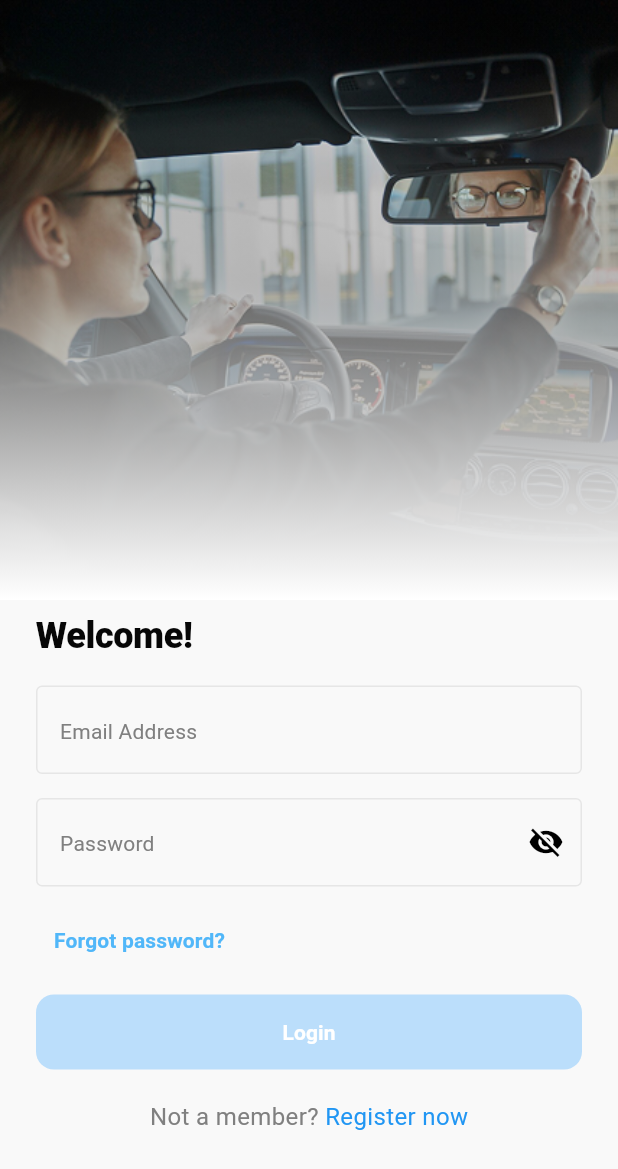
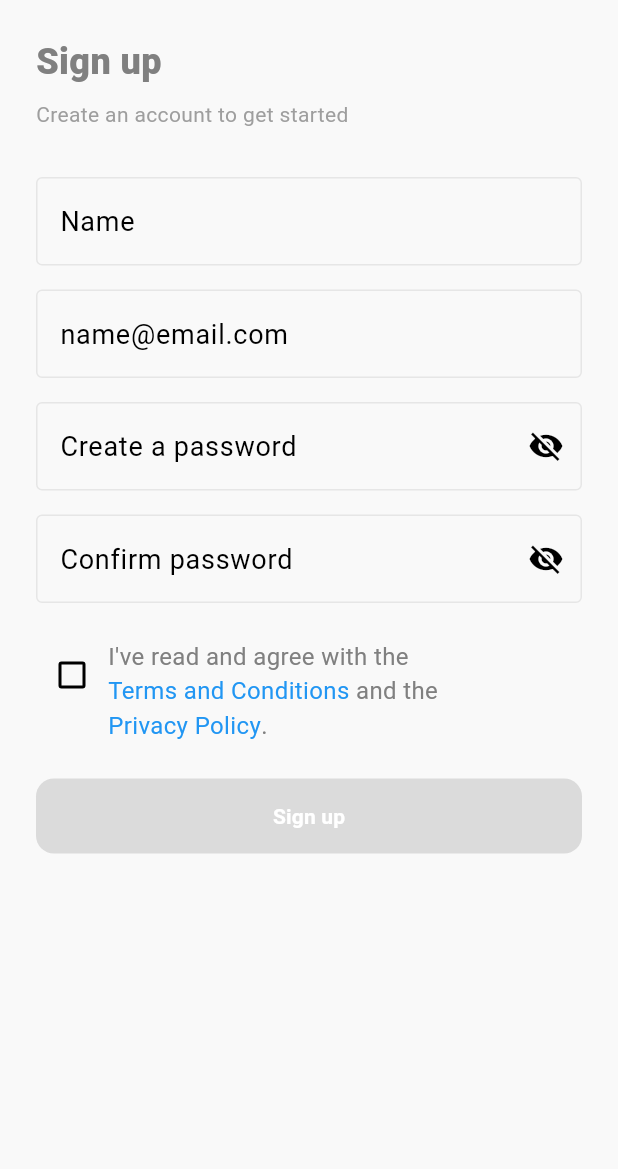
Before and after one commit to majharul-islam181/WorkBee, a Flutter app: the screen it shows after launch, on a phone screen of 412 x 824 dp. Shown: the top 1169 px of the screen. Run offline on Flutter 3.47's test engine with Material 3 defaults, Android fonts, the phone set to English and light mode, and no system bars.

Commit message:
Refactor login and sign up pages

```diff
--- a/lib/main.dart
+++ b/lib/main.dart
@@ -1,7 +1,8 @@
 import 'package:flutter/material.dart';
 import 'package:work_bee/core/theme/app_theme.dart';
 // import 'package:work_bee/home.dart';
-import 'package:work_bee/login/login_page.dart';
+import 'package:work_bee/views/login/login_page.dart';
+import 'package:work_bee/views/sign_page/signup_page.dart';
 
 void main() {
   runApp(const MyApp());
@@ -19,7 +20,8 @@
       darkTheme: AppTheme.darkTheme,
       themeMode: ThemeMode.system,
       // home: const HomePage(),
-      home: const LoginPage(),
+      // home: const LoginPage(),
+      home: const SignUpPage(),
     );
   }
 }
--- /dev/null
+++ b/lib/views/sign_page/signup_page.dart
@@ -0,0 +1,247 @@
+import 'package:flutter/material.dart';
+
+import '../ConfirmOTp/confirm_otp.dart';
+
+class SignUpPage extends StatefulWidget {
+  const SignUpPage({super.key});
+
+  @override
+  State<SignUpPage> createState() => _SignUpPageState();
+}
+
+class _SignUpPageState extends State<SignUpPage> {
+  final _formKey = GlobalKey<FormState>();
+
+  final TextEditingController _nameController = TextEditingController();
+  final TextEditingController _emailController = TextEditingController();
+  final TextEditingController _passwordController = TextEditingController();
+  final TextEditingController _confirmPasswordController =
+      TextEditingController();
+
+  bool _showPassword = false;
+  bool _showConfirmPassword = false;
+  bool _agree = false;
+
+  @override
+  Widget build(BuildContext context) {
+    return Scaffold(
+      body: SafeArea(
+        child: SingleChildScrollView(
+          padding: const EdgeInsets.symmetric(horizontal: 24, vertical: 24),
+          child: Column(
+            crossAxisAlignment: CrossAxisAlignment.start,
+            children: [
+              const Text(
+                "Sign up",
+                style: TextStyle(
+                  fontSize: 24,
+                  fontWeight: FontWeight.w800,
+                ),
+              ),
+              const SizedBox(height: 8),
+              const Text(
+                "Create an account to get started",
+                style: TextStyle(
+                  fontSize: 14,
+                  color: Colors.grey,
+                ),
+              ),
+              const SizedBox(height: 32),
+
+              // Form starts here
+              Form(
+                key: _formKey,
+                child: Column(
+                  children: [
+                    // Name
+                    TextFormField(
+                      controller: _nameController,
+                      decoration: InputDecoration(
+                        hintText: "Name",
+                        border: OutlineInputBorder(
+                          borderRadius: BorderRadius.circular(12),
+                        ),
+                      ),
+                      validator: (value) {
+                        if (value == null || value.isEmpty) {
+                          return "Name is required";
+                        }
+                        return null;
+                      },
+                    ),
+                    const SizedBox(height: 16),
+
+                    // Email
+                    TextFormField(
+                      controller: _emailController,
+                      decoration: InputDecoration(
+                        hintText: "name@email.com",
+                        border: OutlineInputBorder(
+                          borderRadius: BorderRadius.circular(12),
+                        ),
+                      ),
+                      validator: (value) {
+                        if (value == null || value.isEmpty) {
+                          return "Email is required";
+                        }
+                        final emailRegex = RegExp(
+                            r"^[\w-\.]+@([\w-]+\.)+[\w-]{2,4}$");
+                        if (!emailRegex.hasMatch(value)) {
+                          return "Enter a valid email";
+                        }
+                        return null;
+                      },
+                    ),
+                    const SizedBox(height: 16),
+
+                    // Password
+                    TextFormField(
+                      controller: _passwordController,
+                      obscureText: !_showPassword,
+                      decoration: InputDecoration(
+                        hintText: "Create a password",
+                        border: OutlineInputBorder(
+                          borderRadius: BorderRadius.circular(12),
+                        ),
+                        suffixIcon: IconButton(
+                          icon: Icon(
+                            _showPassword
+                                ? Icons.visibility
+                                : Icons.visibility_off,
+                          ),
+                          onPressed: () {
+                            setState(() {
+                              _showPassword = !_showPassword;
+                            });
+                          },
+                        ),
+                      ),
+                      validator: (value) {
+                        if (value == null || value.isEmpty) {
+                          return "Password is required";
+                        }
+                        if (value.length < 6) {
+                          return "Password must be at least 6 characters";
+                        }
+                        return null;
+                      },
+                    ),
+                    const SizedBox(height: 16),
+
+                    // Confirm Password
+                    TextFormField(
+                      controller: _confirmPasswordController,
+                      obscureText: !_showConfirmPassword,
+                      decoration: InputDecoration(
+                        hintText: "Confirm password",
+                        border: OutlineInputBorder(
+                          borderRadius: BorderRadius.circular(12),
+                        ),
+                        suffixIcon: IconButton(
+                          icon: Icon(
+                            _showConfirmPassword
+                                ? Icons.visibility
+                                : Icons.visibility_off,
+                          ),
+                          onPressed: () {
+                            setState(() {
+                              _showConfirmPassword = !_showConfirmPassword;
+                            });
+                          },
+                        ),
+                      ),
+                      validator: (value) {
+                        if (value == null || value.isEmpty) {
+                          return "Confirm password is required";
+                        }
+                        if (value != _passwordController.text) {
+                          return "Passwords do not match";
+                        }
+                        return null;
+                      },
+                    ),
+                  ],
+                ),
+              ),
+
+              const SizedBox(height: 24),
+
+              // Checkbox with Terms and Privacy
+              Row(
+                crossAxisAlignment: CrossAxisAlignment.start,
+                children: [
+                  Checkbox(
+                    value: _agree,
+                    onChanged: (value) {
+                      setState(() {
+                        _agree = value ?? false;
+                      });
+                    },
+                  ),
+                  Expanded(
+                    child: Wrap(
+                      children: [
+                        const Text("I've read and agree with the "),
+                        GestureDetector(
+                          onTap: () {},
+                          child: const Text(
+                            "Terms and Conditions",
+                            style: TextStyle(color: Colors.blue),
+                          ),
+                        ),
+                        const Text(" and the "),
+                        GestureDetector(
+                          onTap: () {},
+                          child: const Text(
+                            "Privacy Policy",
+                            style: TextStyle(color: Colors.blue),
+                          ),
+                        ),
+                        const Text("."),
+                      ],
+                    ),
+                  ),
+                ],
+              ),
+
+              const SizedBox(height: 24),
+
+              // Signup Button
+              SizedBox(
+                width: double.infinity,
+                height: 50,
+                child: ElevatedButton(
+                  onPressed: (_formKey.currentState?.validate() ?? false) &&
+                          _agree
+                      ? () {
+
+                        Navigator.push(context, MaterialPageRoute(
+                          builder: (context) => const ConfirmationCodePage(),
+                        ));
+                          // Sign up action
+                          print("Signed up successfully");
+                        }
+                      : null,
+                  style: ElevatedButton.styleFrom(
+                    backgroundColor: (_formKey.currentState?.validate() ?? false) &&
+                            _agree
+                        ? Colors.blue
+                        : Colors.blue.shade100,
+                    elevation: 0,
+                    shape: RoundedRectangleBorder(
+                      borderRadius: BorderRadius.circular(12),
+                    ),
+                  ),
+                  child: const Text(
+                    "Sign up",
+                    style: TextStyle(color: Colors.white),
+                  ),
+                ),
+              ),
+            ],
+          ),
+        ),
+      ),
+    );
+  }
+}
```
Also changed, not shown: lib/views/ConfirmOTp/confirm_otp.dart (added, +177 -0 lines), lib/views/login/login_page.dart (renamed from lib/login/login_page.dart, +6 -1 lines).
